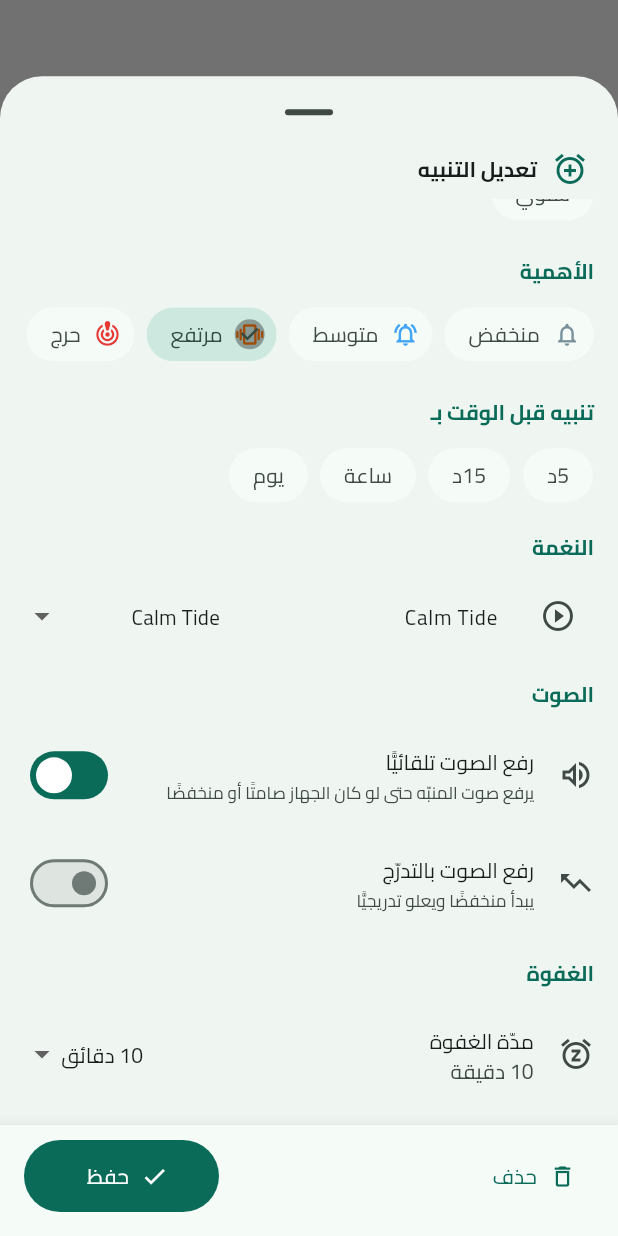
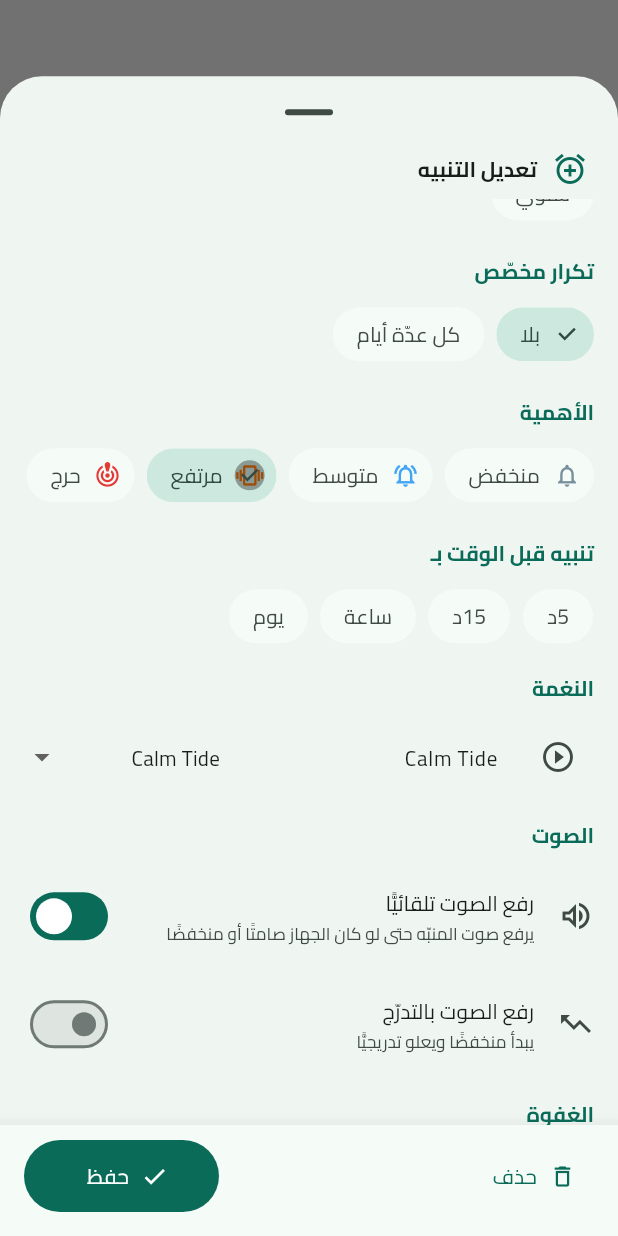
Before and after one commit to alaoufi/alaoufi_notes, a Flutter app: what showStandaloneReminderDialog() shows on an empty page, opened directly with empty values, scrolled down 342 dp, on a phone screen of 412 x 824 dp. Run offline on Flutter 3.47's test engine with Material 3 defaults, Android fonts, the phone set to English and light mode, and no system bars; drawn by our look-alikes of dynamic_color; our stand-ins replace audioplayers, device_info_plus, file_picker, flutter_colorpicker, flutter_local_notifications, flutter_secure_storage and 14 more; missing offline and left inert: android_id, cryptography, encrypt, extension_google_sign_in_as_googleapis_auth, flutter_quill, googleapis and 2 more; accounts and stored records are empty; project files that could hold a hidden picture were left out.

Commit message:
المرحلة 4 (التنبيهات الذكية): تكرار مخصّص لكل الأنواع + ترجمات ودليل
أغلب المرحلة منجز (وقت محدّد، تكرار يومي/أسبوعي/شهري/سنوي، ربط بملاحظة، غفوة
قابلة للتخصيص بخيارات 5/10/15/30/60 وإعداد افتراضي). الفجوة الحقيقية:
- التكرار المخصّص «كل N يوم» كان متاحًا للدواء فقط ⇒ عُمّم لكل أنواع التنبيهات
  (يُجدوَل عبر آليّة المواعيد المتكرّرة نفسها، ويحجب التكرار العاديّ عند تفعيله).
- اللغات: مفاتيح custom_repeat/repeat_off/repeat_every_days/every/day_unit في 13 لغة.
- دليل الاستخدام: بند «تكرار مخصّص» في 13 لغة.

ملاحظة: التنبيهات حسب الموقع (geofence) اختيارية وتتطلّب إذن موقع في الخلفية
ومحرّك سياج جغرافيّ — مؤجّلة كإضافة منفصلة بقرار صريح.

رفع النسخة إلى 1.2.3+32.

Co-Authored-By: Claude Fable 5 <noreply@anthropic.com>
Claude-Session: https://claude.ai/code/session_01EgFDkQ7WC3S16HHMbyH5e4

```diff
--- a/mudhakkarati/lib/core/l10n/app_strings.dart
+++ b/mudhakkarati/lib/core/l10n/app_strings.dart
@@ -166,6 +166,11 @@ class S {
     'backup_password': 'كلمة مرور النسخة',
     'backup_password_hint': 'تُستخدم لتشفير النسخة الاحتياطية',
     'settings': 'الإعدادات',
+    'custom_repeat': 'تكرار مخصّص',
+    'repeat_off': 'بلا',
+    'repeat_every_days': 'كل عدّة أيام',
+    'every': 'كل',
+    'day_unit': 'يوم',
     'checklist_progress': 'التقدّم',
     'tag_color': 'لون الوسم',
     'tag_color_hint': 'اضغط مطوّلًا على وسم لتغيير لونه',
@@ -406,6 +411,11 @@ class S {
     'backup_password': 'Backup password',
     'backup_password_hint': 'Used to encrypt the backup',
     'settings': 'Settings',
+    'custom_repeat': 'Custom repeat',
+    'repeat_off': 'Off',
+    'repeat_every_days': 'Every few days',
+    'every': 'Every',
+    'day_unit': 'days',
     'checklist_progress': 'Progress',
     'tag_color': 'Tag color',
     'tag_color_hint': 'Long-press a tag to change its color',
@@ -646,6 +656,11 @@ class S {
     'backup_password': 'Contraseña de la copia',
     'backup_password_hint': 'Se usa para cifrar la copia',
     'settings': 'Ajustes',
+    'custom_repeat': 'Repetición personalizada',
+    'repeat_off': 'No',
+    'repeat_every_days': 'Cada varios días',
+    'every': 'Cada',
+    'day_unit': 'días',
     'checklist_progress': 'Progreso',
     'tag_color': 'Color de etiqueta',
     'tag_color_hint': 'Mantén pulsada una etiqueta para cambiar su color',
@@ -869,6 +884,11 @@ class S {
     'backup_password': 'Sicherungspasswort',
     'backup_password_hint': 'Wird zum Verschlüsseln der Sicherung verwendet',
     'settings': 'Einstellungen',
+    'custom_repeat': 'Eigene Wiederholung',
+    'repeat_off': 'Aus',
+    'repeat_every_days': 'Alle paar Tage',
+    'every': 'Alle',
+    'day_unit': 'Tage',
     'checklist_progress': 'Fortschritt',
     'tag_color': 'Tag-Farbe',
     'tag_color_hint': 'Tag lange drücken, um die Farbe zu ändern',
@@ -1092,6 +1112,11 @@ class S {
     'backup_password': 'Password ng backup',
     'backup_password_hint': 'Ginagamit para i-encrypt ang backup',
     'settings': 'Mga Setting',
+    'custom_repeat': 'Custom na pag-ulit',
+    'repeat_off': 'Wala',
+    'repeat_every_days': 'Kada ilang araw',
+    'every': 'Kada',
+    'day_unit': 'araw',
     'checklist_progress': 'Progreso',
     'tag_color': 'Kulay ng tag',
     'tag_color_hint': 'Pindutin nang matagal ang tag para baguhin ang kulay',
@@ -1315,6 +1340,11 @@ class S {
     'backup_password': 'Mot de passe de sauvegarde',
     'backup_password_hint': 'Utilisé pour chiffrer la sauvegarde',
     'settings': 'Paramètres',
+    'custom_repeat': 'Répétition personnalisée',
+    'repeat_off': 'Aucune',
+    'repeat_every_days': 'Tous les quelques jours',
+    'every': 'Tous les',
+    'day_unit': 'jours',
     'checklist_progress': 'Progression',
     'tag_color': 'Couleur du tag',
     'tag_color_hint': 'Appui long sur un tag pour changer sa couleur',
@@ -1538,6 +1568,11 @@ class S {
     'backup_password': 'Kata sandi cadangan',
     'backup_password_hint': 'Digunakan untuk mengenkripsi cadangan',
     'settings': 'Pengaturan',
+    'custom_repeat': 'Pengulangan kustom',
+    'repeat_off': 'Mati',
+    'repeat_every_days': 'Tiap beberapa hari',
+    'every': 'Setiap',
+    'day_unit': 'hari',
     'checklist_progress': 'Progres',
     'tag_color': 'Warna tag',
     'tag_color_hint': 'Tekan lama tag untuk mengubah warnanya',
@@ -1761,6 +1796,11 @@ class S {
     'backup_password': 'Password del backup',
     'backup_password_hint': 'Usata per crittografare il backup',
     'settings': 'Impostazioni',
+    'custom_repeat': 'Ripetizione personalizzata',
+    'repeat_off': 'No',
+    'repeat_every_days': 'Ogni N giorni',
+    'every': 'Ogni',
+    'day_unit': 'giorni',
     'checklist_progress': 'Avanzamento',
     'tag_color': 'Colore tag',
     'tag_color_hint': 'Tieni premuto un tag per cambiarne il colore',
@@ -1984,6 +2024,11 @@ class S {
     'backup_password': 'Kata laluan sandaran',
     'backup_password_hint': 'Digunakan untuk menyulitkan sandaran',
     'settings': 'Tetapan',
+    'custom_repeat': 'Ulangan tersuai',
+    'repeat_off': 'Tiada',
+    'repeat_every_days': 'Setiap beberapa hari',
+    'every': 'Setiap',
+    'day_unit': 'hari',
     'checklist_progress': 'Kemajuan',
     'tag_color': 'Warna tag',
     'tag_color_hint': 'Tekan lama tag untuk tukar warnanya',
@@ -2207,6 +2252,11 @@ class S {
     'backup_password': 'बैकअप पासवर्ड',
     'backup_password_hint': 'बैकअप एन्क्रिप्ट करने के लिए उपयोग होता है',
     'settings': 'सेटिंग्स',
+    'custom_repeat': 'कस्टम दोहराव',
+    'repeat_off': 'बंद',
+    'repeat_every_days': 'कुछ दिनों में',
+    'every': 'हर',
+    'day_unit': 'दिन',
     'checklist_progress': 'प्रगति',
     'tag_color': 'टैग रंग',
     'tag_color_hint': 'रंग बदलने के लिए टैग को देर तक दबाएँ',
@@ -2430,6 +2480,11 @@ class S {
     'backup_password': 'ব্যাকআপ পাসওয়ার্ড',
     'backup_password_hint': 'ব্যাকআপ এনক্রিপ্ট করতে ব্যবহৃত হয়',
     'settings': 'সেটিংস',
+    'custom_repeat': 'কাস্টম পুনরাবৃত্তি',
+    'repeat_off': 'বন্ধ',
+    'repeat_every_days': 'কয়েক দিন পরপর',
+    'every': 'প্রতি',
+    'day_unit': 'দিন',
     'checklist_progress': 'অগ্রগতি',
     'tag_color': 'ট্যাগ রং',
     'tag_color_hint': 'রং বদলাতে ট্যাগে চেপে ধরে রাখুন',
@@ -2653,6 +2708,11 @@ class S {
     'backup_password': 'گذرواژه پشتیبان',
     'backup_password_hint': 'برای رمزنگاری پشتیبان استفاده می‌شود',
     'settings': 'تنظیمات',
+    'custom_repeat': 'تکرار سفارشی',
+    'repeat_off': 'خاموش',
+    'repeat_every_days': 'هر چند روز',
+    'every': 'هر',
+    'day_unit': 'روز',
     'checklist_progress': 'پیشرفت',
     'tag_color': 'رنگ برچسب',
     'tag_color_hint': 'برای تغییر رنگ، برچسب را نگه دارید',
@@ -2876,6 +2936,11 @@ class S {
     'backup_password': 'Пароль копии',
     'backup_password_hint': 'Используется для шифрования копии',
     'settings': 'Настройки',
+    'custom_repeat': 'Своё повторение',
+    'repeat_off': 'Нет',
+    'repeat_every_days': 'Каждые N дней',
+    'every': 'Каждые',
+    'day_unit': 'дн.',
     'checklist_progress': 'Прогресс',
     'tag_color': 'Цвет тега',
     'tag_color_hint': 'Удерживайте тег, чтобы изменить цвет',
--- a/mudhakkarati/lib/features/help/help_guide_data.dart
+++ b/mudhakkarati/lib/features/help/help_guide_data.dart
@@ -73,6 +73,7 @@ const Map<String, List<HgSection>> _hg = {
       HgItem(Icons.tune, 'Default reminder settings', 'Tone, snooze, volume, pre-alert'),
       HgItem(Icons.lock, 'Encrypted & safe', 'On-device encrypted data + auto backup'),
       HgItem(Icons.cloud_done, 'Secure sync', 'Authenticated & resilient (never deletes data)'),
+      HgItem(Icons.repeat, 'Custom repeat', 'Repeat any reminder every N days'),
       HgItem(Icons.fact_check_outlined, 'Checklist progress', 'Progress bar shows done/total tasks'),
       HgItem(Icons.label_outline, 'Colored tags', 'Pick a color per tag (long-press) on the Tags page'),
       HgItem(Icons.dashboard_outlined, 'Streamlined navigation', 'Header: quick actions • ⋮: quick services • ☰: settings & management'),
@@ -134,6 +135,7 @@ const Map<String, List<HgSection>> _hg = {
       HgItem(Icons.tune, 'إعدادات التنبيه الافتراضية', 'نغمة، غفوة، رفع الصوت، قبل الوقت'),
       HgItem(Icons.lock, 'تخزين مشفّر آمن', 'بياناتك محليّة مشفّرة + نسخ تلقائي'),
       HgItem(Icons.cloud_done, 'مزامنة مؤمّنة', 'مشفّرة ومتينة (لا تحذف بياناتك)'),
+      HgItem(Icons.repeat, 'تكرار مخصّص', 'كرّر أي تنبيه كل N يوم'),
       HgItem(Icons.fact_check_outlined, 'تقدّم قائمة المهام', 'شريط يعرض المنجَز من الإجمالي'),
       HgItem(Icons.label_outline, 'وسوم ملوّنة', 'اختر لونًا لكل وسم بضغطة مطوّلة في صفحة الوسوم'),
       HgItem(Icons.dashboard_outlined, 'تنظيم الواجهة', 'الهيدر إجراءات سريعة • ⋮ خدمات سريعة • ☰ الإعدادات والإدارة'),
@@ -195,6 +197,7 @@ const Map<String, List<HgSection>> _hg = {
       HgItem(Icons.tune, 'Ajustes de recordatorio', 'Tono, posponer, volumen, pre-aviso'),
       HgItem(Icons.lock, 'Cifrado y seguro', 'Datos cifrados en el dispositivo + copia automática'),
       HgItem(Icons.cloud_done, 'Sync segura', 'Autenticada y resistente (nunca borra datos)'),
+      HgItem(Icons.repeat, 'Repetición personalizada', 'Repite cualquier recordatorio cada N días'),
       HgItem(Icons.fact_check_outlined, 'Progreso de checklist', 'Barra que muestra hechas/total'),
       HgItem(Icons.label_outline, 'Etiquetas de colores', 'Elige un color por etiqueta (pulsación larga) en Etiquetas'),
       HgItem(Icons.dashboard_outlined, 'Navegación organizada', 'Cabecera: acciones rápidas • ⋮: servicios rápidos • ☰: ajustes y gestión'),
@@ -256,6 +259,7 @@ const Map<String, List<HgSection>> _hg = {
       HgItem(Icons.tune, 'Standard-Erinnerung', 'Ton, Schlummern, Lautstärke, Vorab-Hinweis'),
       HgItem(Icons.lock, 'Verschlüsselt & sicher', 'Daten verschlüsselt auf dem Gerät + Auto-Backup'),
       HgItem(Icons.cloud_done, 'Sichere Sync', 'Authentifiziert & robust (löscht nie Daten)'),
+      HgItem(Icons.repeat, 'Eigene Wiederholung', 'Jede Erinnerung alle N Tage wiederholen'),
       HgItem(Icons.fact_check_outlined, 'Checklisten-Fortschritt', 'Balken zeigt erledigt/gesamt'),
       HgItem(Icons.label_outline, 'Farbige Tags', 'Farbe je Tag wählen (lang drücken) auf der Tags-Seite'),
       HgItem(Icons.dashboard_outlined, 'Aufgeräumte Navigation', 'Kopf: Schnellaktionen • ⋮: Schnellzugriff • ☰: Einstellungen & Verwaltung'),
@@ -317,6 +321,7 @@ const Map<String, List<HgSection>> _hg = {
       HgItem(Icons.tune, 'Default na paalala', 'Tono, snooze, volume, pre-alert'),
       HgItem(Icons.lock, 'Naka-encrypt at ligtas', 'Naka-encrypt sa device + auto backup'),
       HgItem(Icons.cloud_done, 'Ligtas na sync', 'May pagpapatunay at matatag (di nagbubura)'),
+      HgItem(Icons.repeat, 'Custom na pag-ulit', 'Ulitin ang paalala kada N araw'),
       HgItem(Icons.fact_check_outlined, 'Progreso ng checklist', 'Bar na nagpapakita ng tapos/kabuuan'),
       HgItem(Icons.label_outline, 'May kulay na tag', 'Pumili ng kulay kada tag (pindutin nang matagal)'),
       HgItem(Icons.dashboard_outlined, 'Maayos na navigation', 'Header: mabilis na aksyon • ⋮: mabilis na serbisyo • ☰: setting at pamamahala'),
@@ -378,6 +383,7 @@ const Map<String, List<HgSection>> _hg = {
       HgItem(Icons.tune, 'Réglages de rappel', 'Sonnerie, rappel, volume, pré-alerte'),
       HgItem(Icons.lock, 'Chiffré et sûr', 'Données chiffrées sur l’appareil + sauvegarde auto'),
       HgItem(Icons.cloud_done, 'Sync sécurisée', 'Authentifiée et robuste (ne supprime jamais)'),
+      HgItem(Icons.repeat, 'Répétition personnalisée', 'Répéter un rappel tous les N jours'),
       HgItem(Icons.fact_check_outlined, 'Progression de checklist', 'Barre : tâches faites/total'),
       HgItem(Icons.label_outline, 'Tags colorés', 'Choisir une couleur par tag (appui long) sur la page Tags'),
       HgItem(Icons.dashboard_outlined, 'Navigation organisée', 'En-tête : actions rapides • ⋮ : services rapides • ☰ : réglages et gestion'),
@@ -439,6 +445,7 @@ const Map<String, List<HgSection>> _hg = {
       HgItem(Icons.tune, 'Setelan pengingat', 'Nada, tunda, volume, pra-peringatan'),
       HgItem(Icons.lock, 'Terenkripsi & aman', 'Data terenkripsi di perangkat + cadangan otomatis'),
       HgItem(Icons.cloud_done, 'Sinkron aman', 'Terautentikasi & tangguh (tidak menghapus data)'),
+      HgItem(Icons.repeat, 'Pengulangan kustom', 'Ulangi pengingat tiap N hari'),
       HgItem(Icons.fact_check_outlined, 'Progres checklist', 'Bar menampilkan selesai/total'),
       HgItem(Icons.label_outline, 'Tag berwarna', 'Pilih warna tiap tag (tekan lama) di halaman Tag'),
       HgItem(Icons.dashboard_outlined, 'Navigasi tertata', 'Header: aksi cepat • ⋮: layanan cepat • ☰: pengaturan & pengelolaan'),
@@ -500,6 +507,7 @@ const Map<String, List<HgSection>> _hg = {
       HgItem(Icons.tune, 'Impostazioni promemoria', 'Suono, posticipa, volume, pre-avviso'),
       HgItem(Icons.lock, 'Cifrato e sicuro', 'Dati cifrati sul dispositivo + backup automatico'),
       HgItem(Icons.cloud_done, 'Sync sicura', 'Autenticata e robusta (non cancella mai i dati)'),
+      HgItem(Icons.repeat, 'Ripetizione personalizzata', 'Ripeti un promemoria ogni N giorni'),
       HgItem(Icons.fact_check_outlined, 'Avanzamento checklist', 'Barra: completate/totale'),
       HgItem(Icons.label_outline, 'Tag colorati', 'Scegli un colore per tag (pressione lunga) nella pagina Tag'),
       HgItem(Icons.dashboard_outlined, 'Navigazione ordinata', 'Intestazione: azioni rapide • ⋮: servizi rapidi • ☰: impostazioni e gestione'),
@@ -561,6 +569,7 @@ const Map<String, List<HgSection>> _hg = {
       HgItem(Icons.tune, 'Tetapan peringatan', 'Nada, tunda, kelantangan, pra-amaran'),
       HgItem(Icons.lock, 'Tersulit & selamat', 'Data tersulit dalam peranti + sandaran auto'),
       HgItem(Icons.cloud_done, 'Segerak selamat', 'Disahkan & teguh (tidak memadam data)'),
+      HgItem(Icons.repeat, 'Ulangan tersuai', 'Ulang peringatan setiap N hari'),
       HgItem(Icons.fact_check_outlined, 'Kemajuan checklist', 'Bar tunjuk selesai/jumlah'),
       HgItem(Icons.label_outline, 'Tag berwarna', 'Pilih warna setiap tag (tekan lama) di halaman Tag'),
       HgItem(Icons.dashboard_outlined, 'Navigasi tersusun', 'Pengepala: tindakan pantas • ⋮: perkhidmatan pantas • ☰: tetapan & pengurusan'),
@@ -622,6 +631,7 @@ const Map<String, List<HgSection>> _hg = {
       HgItem(Icons.tune, 'रिमाइंडर डिफ़ॉल्ट', 'टोन, स्नूज़, आवाज़, पूर्व-सूचना'),
       HgItem(Icons.lock, 'एन्क्रिप्टेड व सुरक्षित', 'डिवाइस पर एन्क्रिप्टेड डेटा + ऑटो बैकअप'),
       HgItem(Icons.cloud_done, 'सुरक्षित सिंक', 'प्रमाणित व मज़बूत (डेटा नहीं मिटाता)'),
+      HgItem(Icons.repeat, 'कस्टम दोहराव', 'किसी भी रिमाइंडर को हर N दिन दोहराएँ'),
       HgItem(Icons.fact_check_outlined, 'चेकलिस्ट प्रगति', 'बार दिखाता है पूर्ण/कुल'),
       HgItem(Icons.label_outline, 'रंगीन टैग', 'टैग पेज पर हर टैग का रंग चुनें (देर तक दबाएँ)'),
       HgItem(Icons.dashboard_outlined, 'व्यवस्थित नेविगेशन', 'हेडर: त्वरित क्रियाएँ • ⋮: त्वरित सेवाएँ • ☰: सेटिंग्स और प्रबंधन'),
@@ -683,6 +693,7 @@ const Map<String, List<HgSection>> _hg = {
       HgItem(Icons.tune, 'রিমাইন্ডার ডিফল্ট', 'টোন, স্নুজ, ভলিউম, প্রি-অ্যালার্ট'),
       HgItem(Icons.lock, 'এনক্রিপ্টেড ও নিরাপদ', 'ডিভাইসে এনক্রিপ্টেড ডেটা + অটো ব্যাকআপ'),
       HgItem(Icons.cloud_done, 'নিরাপদ সিঙ্ক', 'প্রমাণিত ও দৃঢ় (ডেটা মোছে না)'),
+      HgItem(Icons.repeat, 'কাস্টম পুনরাবৃত্তি', 'যেকোনো রিমাইন্ডার প্রতি N দিনে'),
       HgItem(Icons.fact_check_outlined, 'চেকলিস্ট অগ্রগতি', 'বার দেখায় সম্পন্ন/মোট'),
       HgItem(Icons.label_outline, 'রঙিন ট্যাগ', 'ট্যাগ পেজে প্রতিটি ট্যাগের রং বেছে নিন (চেপে ধরে)'),
       HgItem(Icons.dashboard_outlined, 'সাজানো নেভিগেশন', 'হেডার: দ্রুত অ্যাকশন • ⋮: দ্রুত সেবা • ☰: সেটিংস ও ব্যবস্থাপনা'),
@@ -744,6 +755,7 @@ const Map<String, List<HgSection>> _hg = {
       HgItem(Icons.tune, 'تنظیمات یادآور', 'آهنگ، تعویق، صدا، هشدار پیش از موعد'),
       HgItem(Icons.lock, 'رمزنگاری‌شده و امن', 'داده‌های رمزنگاری‌شده روی دستگاه + پشتیبان خودکار'),
       HgItem(Icons.cloud_done, 'همگام‌سازی امن', 'احرازشده و مقاوم (داده‌ها را حذف نمی‌کند)'),
+      HgItem(Icons.repeat, 'تکرار سفارشی', 'هر یادآور را هر N روز تکرار کنید'),
       HgItem(Icons.fact_check_outlined, 'پیشرفت چک‌لیست', 'نوار: انجام‌شده/کل'),
       HgItem(Icons.label_outline, 'برچسب‌های رنگی', 'برای هر برچسب رنگ انتخاب کنید (نگه‌داشتن) در صفحه برچسب‌ها'),
       HgItem(Icons.dashboard_outlined, 'ناوبری منظم', 'سربرگ: کارهای سریع • ⋮: خدمات سریع • ☰: تنظیمات و مدیریت'),
@@ -805,6 +817,7 @@ const Map<String, List<HgSection>> _hg = {
       HgItem(Icons.tune, 'Настройки напоминаний', 'Сигнал, отложить, громкость, предупреждение'),
       HgItem(Icons.lock, 'Шифрование и защита', 'Данные зашифрованы на устройстве + авто-резерв'),
       HgItem(Icons.cloud_done, 'Безопасная синхронизация', 'С проверкой и устойчивая (не удаляет данные)'),
+      HgItem(Icons.repeat, 'Своё повторение', 'Повтор любого напоминания каждые N дней'),
       HgItem(Icons.fact_check_outlined, 'Прогресс чек-листа', 'Полоса: выполнено/всего'),
       HgItem(Icons.label_outline, 'Цветные теги', 'Выберите цвет тега (долгое нажатие) на странице тегов'),
       HgItem(Icons.dashboard_outlined, 'Упорядоченная навигация', 'Шапка: быстрые действия • ⋮: быстрые сервисы • ☰: настройки и управление'),
--- a/mudhakkarati/lib/features/reminders/standalone_reminder_dialog.dart
+++ b/mudhakkarati/lib/features/reminders/standalone_reminder_dialog.dart
@@ -492,9 +492,8 @@ Future<void> showStandaloneReminderDialog(BuildContext context,
                                 time.format(context), pickTime),
                           ]),
                           const SizedBox(height: 14),
-                          // «كل N يوم» للدواء يحجب خيارات التكرار العاديّة.
-                          if (!(kind == ReminderKind.medication &&
-                              intervalDays >= 2)) ...[
+                          // التكرار المخصّص «كل N يوم» يحجب خيارات التكرار العاديّة.
+                          if (intervalDays < 2) ...[
                             label('التكرار'),
                             Wrap(
                               spacing: 8,
@@ -529,6 +528,50 @@ Future<void> showStandaloneReminderDialog(BuildContext context,
                                 ],
                               ),
                             ],
+                          ],
+                          // تكرار مخصّص «كل N يوم» لكل الأنواع عدا الدواء (له قسمه
+                          // الخاصّ أدناه بفاصل الجرعات ومدّة العلاج).
+                          if (kind != ReminderKind.medication) ...[
+                            const SizedBox(height: 14),
+                            label(s.t('custom_repeat')),
+                            Wrap(spacing: 8, runSpacing: 6, children: [
+                              ChoiceChip(
+                                label: Text(s.t('repeat_off')),
+                                selected: intervalDays < 2,
+                                onSelected: (_) =>
+                                    setState(() => intervalDays = 0),
+                              ),
+                              ChoiceChip(
+                                label: Text(s.t('repeat_every_days')),
+                                selected: intervalDays >= 2,
+                                onSelected: (_) => setState(() => intervalDays =
+                                    intervalDays >= 2 ? intervalDays : 2),
+                              ),
+                            ]),
+                            if (intervalDays >= 2)
+                              Padding(
+                                padding: const EdgeInsets.only(top: 6),
+                                child: Row(children: [
+                                  Text(s.t('every')),
+                                  IconButton(
+                                    icon: const Icon(
+                                        Icons.remove_circle_outline),
+                                    onPressed: intervalDays > 2
+                                        ? () => setState(() => intervalDays--)
+                                        : null,
+                                  ),
+                                  Text('$intervalDays ${s.t('day_unit')}',
+                                      style: const TextStyle(
+                                          fontWeight: FontWeight.bold,
+                                          fontSize: 15)),
+                                  IconButton(
+                                    icon: const Icon(Icons.add_circle_outline),
+                                    onPressed: intervalDays < 365
+                                        ? () => setState(() => intervalDays++)
+                                        : null,
+                                  ),
+                                ]),
+                              ),
                           ],
                           // خيارات خاصّة بالدواء: فاصل الجرعات + مدّة العلاج.
                           if (kind == ReminderKind.medication) ...[
@@ -815,21 +858,24 @@ Future<void> showStandaloneReminderDialog(BuildContext context,
                             onPressed: () async {
                               final finalTitle = composeTitle();
                               final isMed = kind == ReminderKind.medication;
-                              final medInterval = isMed && intervalDays >= 2;
-                              // كورس دواء (فاصل/عدد) يمرّ دومًا عبر setStandalone.
-                              final isMedCourse =
-                                  isMed && (intervalDays >= 2 || doseCount > 0);
+                              // تكرار مخصّص «كل N يوم» متاح لكل الأنواع (لا الدواء
+                              // فقط)؛ يُجدوَل عبر آليّة المواعيد المتكرّرة نفسها.
+                              final hasInterval = intervalDays >= 2;
+                              // كورس (فاصل مخصّص أو عدد جرعات) يمرّ دومًا عبر
+                              // setStandalone لا التكرار الأسبوعيّ.
+                              final isCourse =
+                                  hasInterval || (isMed && doseCount > 0);
                               try {
                                 if (repeat == ReminderRepeat.weekly &&
                                     weekdays.isNotEmpty &&
-                                    !isMedCourse) {
+                                    !isCourse) {
                                   await provider.setStandaloneWeekly(
                                       finalTitle, time, weekdays,
                                       existing: existing);
                                 } else {
                                   await provider.setStandalone(
                                       combined(),
-                                      medInterval
+                                      hasInterval
                                           ? ReminderRepeat.daily
                                           : repeat,
                                       finalTitle,
@@ -837,7 +883,7 @@ Future<void> showStandaloneReminderDialog(BuildContext context,
                                       preAlerts: preAlerts.toList()..sort(),
                                       location: mapLinkCtrl.text.trim(),
                                       attachmentPath: attachmentPath,
-                                      intervalDays: isMed ? intervalDays : 0,
+                                      intervalDays: hasInterval ? intervalDays : 0,
                                       doseCount: isMed ? doseCount : 0,
                                       existing: existing);
                                 }
--- a/mudhakkarati/pubspec.yaml
+++ b/mudhakkarati/pubspec.yaml
@@ -1,7 +1,7 @@
 name: mudhakkarati
 description: "مذكراتي - تطبيق مذكرات وملاحظات يعمل بدون إنترنت بالكامل."
 publish_to: 'none'
-version: 1.2.2+31
+version: 1.2.3+32
 
 environment:
   sdk: '>=3.4.0 <4.0.0'
```
